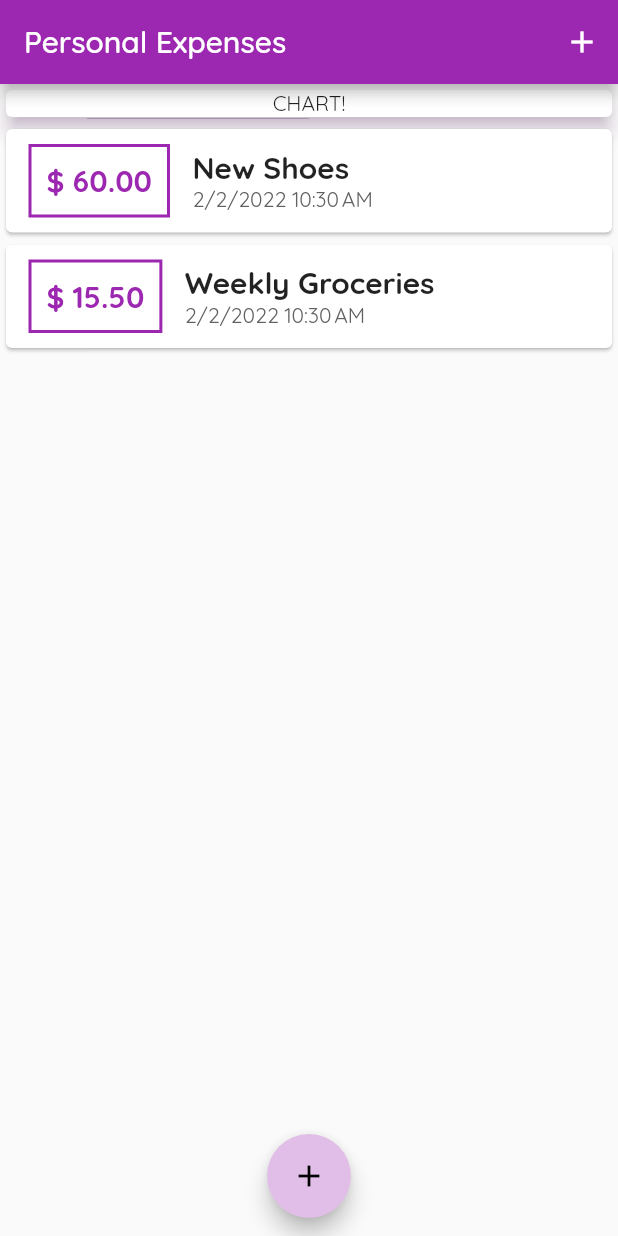
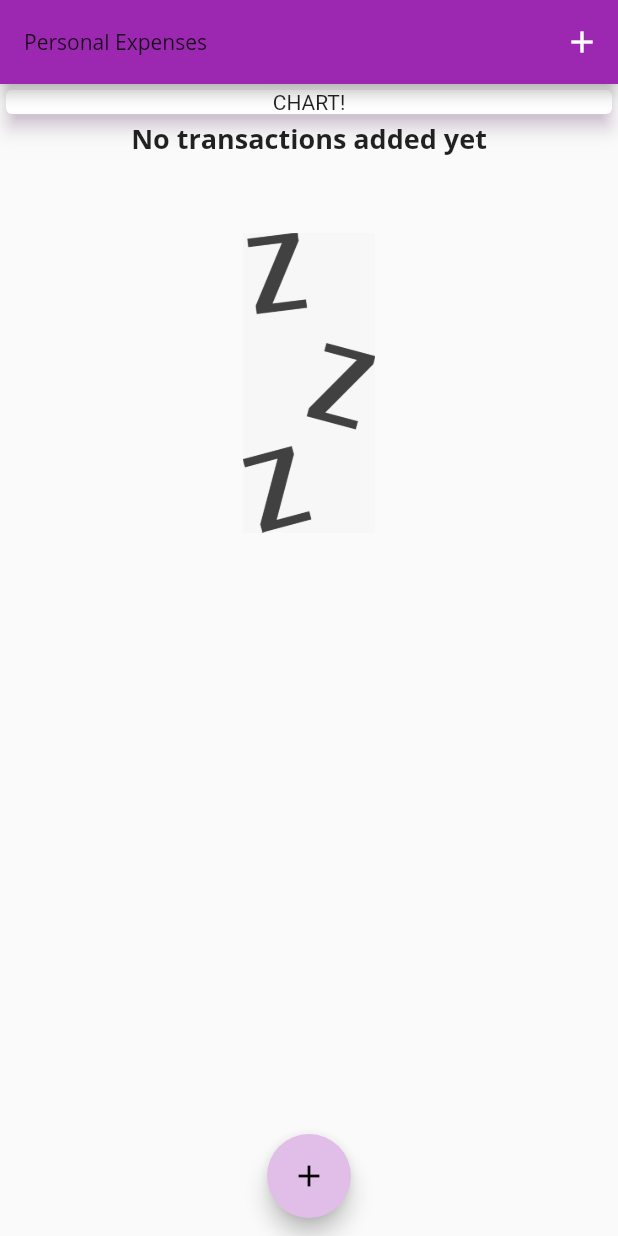
Before and after one commit to Shefalidew/Expense_planner, a Flutter app: the screen it shows after launch, on a phone screen of 412 x 824 dp. Run offline on Flutter 3.47's test engine with Material 2 defaults, Android fonts, the phone set to English and light mode, and no system bars.

Commit message:
Image added when no entry is present

```diff
--- a/lib/main.dart
+++ b/lib/main.dart
@@ -15,9 +15,27 @@ class MyApp extends StatelessWidget {
   Widget build(BuildContext context) {
     return MaterialApp(
       title: 'Personal Expenses',
-      theme: ThemeData(primarySwatch: Colors.purple,
-      accentColor: Colors.tealAccent,
-      fontFamily: 'Quicksand'),
+      theme: ThemeData(
+        primarySwatch: Colors.purple,
+        accentColor: Colors.tealAccent,
+        fontFamily: 'Quicksand',
+        textTheme: ThemeData.light().textTheme.copyWith(
+              headline6: TextStyle(
+                fontFamily: 'OpenSans',
+                fontWeight: FontWeight.bold,
+                fontSize: 18,
+              ),
+            ),
+        appBarTheme: AppBarTheme(
+          textTheme: ThemeData.light().textTheme.copyWith(
+                headline1: TextStyle(
+                  fontFamily: 'OpenSans',
+                  fontSize: 20,
+                  fontWeight: FontWeight.bold,
+                ),
+              ),
+        ),
+      ),
       home: MyHomePage(),
     );
   }
@@ -30,7 +48,7 @@ class MyHomePage extends StatefulWidget {
 
 class _MyHomePageState extends State<MyHomePage> {
   final List<Transaction> _userTransactions = [
-    Transaction(
+    /*Transaction(
       id: 't1',
       title: 'New Shoes',
       amount: 60.00,
@@ -41,7 +59,7 @@ class _MyHomePageState extends State<MyHomePage> {
       title: 'Weekly Groceries',
       amount: 15.50,
       date: DateTime.now(),
-    )
+    )*/
   ];
 
   void _addNewTransaction(String txTitle, double txamount) {
@@ -73,7 +91,12 @@ class _MyHomePageState extends State<MyHomePage> {
   Widget build(BuildContext context) {
     return Scaffold(
       appBar: AppBar(
-        title: Text('Personal Expenses'),
+        title: Text(
+          'Personal Expenses',
+          style: TextStyle(
+            fontFamily: 'OpenSans',
+          ),
+        ),
         actions: [
           IconButton(
             onPressed: () => _startAddNewTransaction(context),
@@ -101,7 +124,8 @@ class _MyHomePageState extends State<MyHomePage> {
           ],
         ),
       ),
-      floatingActionButton: FloatingActionButton(backgroundColor: Theme.of(context).primaryColorLight,
+      floatingActionButton: FloatingActionButton(
+        backgroundColor: Theme.of(context).primaryColorLight,
         child: Icon(
           Icons.add,
           color: Colors.black,
--- a/lib/widgets/transaction_list.dart
+++ b/lib/widgets/transaction_list.dart
@@ -11,7 +11,26 @@ class TransactionList extends StatelessWidget {
   Widget build(BuildContext context) {
     return Container(
       height: 300,
-      child: ListView.builder(
+      child: transactions.isEmpty
+          ? Column(
+              children: [
+                Text(
+                  "No transactions added yet",
+                  style: Theme.of(context).textTheme.headline6,
+                ),
+                SizedBox(
+                  height: 50,
+                ),
+                Container(
+                  height: 200,
+                  child: Image.asset(
+                    'assets/images/waiting.jpeg',
+                    fit: BoxFit.cover,
+                  ),
+                ),
+              ],
+            )
+          : ListView.builder(
               itemBuilder: (ctx, index) {
                 return Card(
                   child: Row(
@@ -31,20 +50,18 @@ class TransactionList extends StatelessWidget {
                         padding: EdgeInsets.all(10),
                         child: Text(
                           '\$ ' + transactions[index].amount.toStringAsFixed(2),
-                    style: TextStyle(
-                        fontWeight: FontWeight.bold,
-                        fontSize: 20,
-                        color: Colors.purple),
+                          style: Theme.of(context).textTheme.headline6,
                         ),
                       ),
                       Column(
                         crossAxisAlignment: CrossAxisAlignment.start,
                         children: [
                           Text(transactions[index].title,
-                        style: TextStyle(
-                            fontSize: 20, fontWeight: FontWeight.w800)),
+                              style: Theme.of(context).textTheme.headline6),
                           Text(
-                      DateFormat.yMd().add_jm().format(transactions[index].date),
+                            DateFormat.yMd()
+                                .add_jm()
+                                .format(transactions[index].date),
                             style: TextStyle(color: Colors.grey[700]),
                           ),
                         ],
--- a/pubspec.yaml
+++ b/pubspec.yaml
@@ -59,8 +59,8 @@ flutter:
   uses-material-design: true
 
   # To add assets to your application, add an assets section, like this:
-  # assets:
-  #   - images/a_dot_burr.jpeg
+  assets:
+   - assets/images/waiting.jpeg
   #   - images/a_dot_ham.jpeg
 
   # An image asset can refer to one or more resolution-specific "variants", see
```
Also changed, not shown: assets/images/waiting.jpeg (added). Lines whose indentation alone changed are shown as unchanged.
